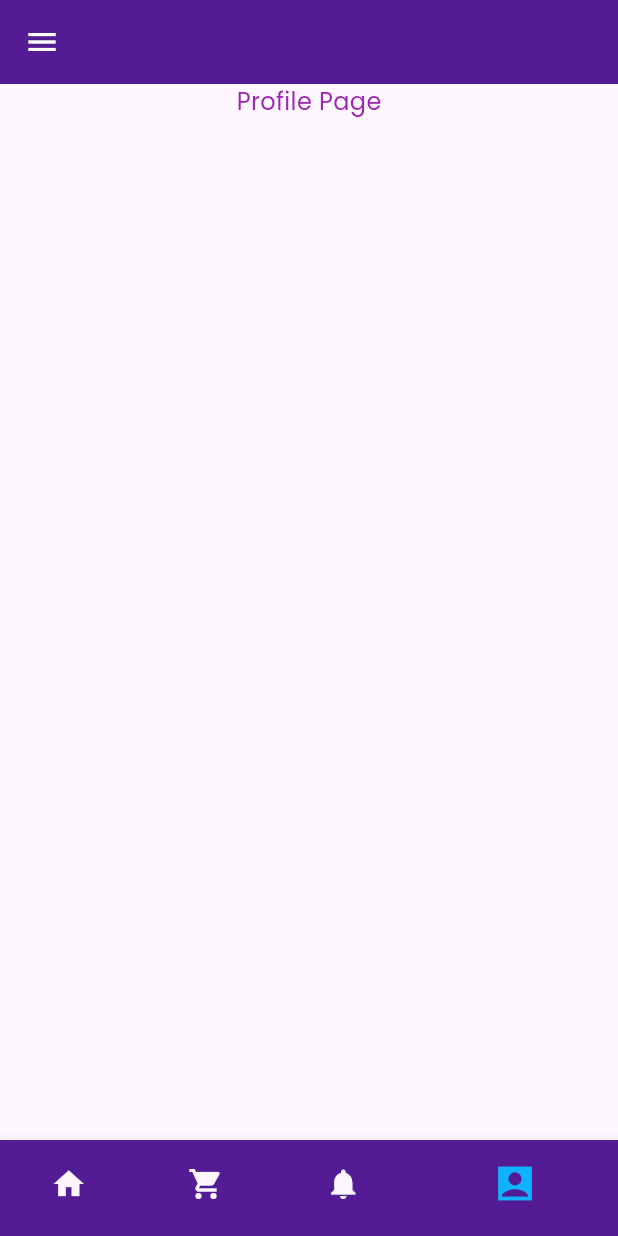
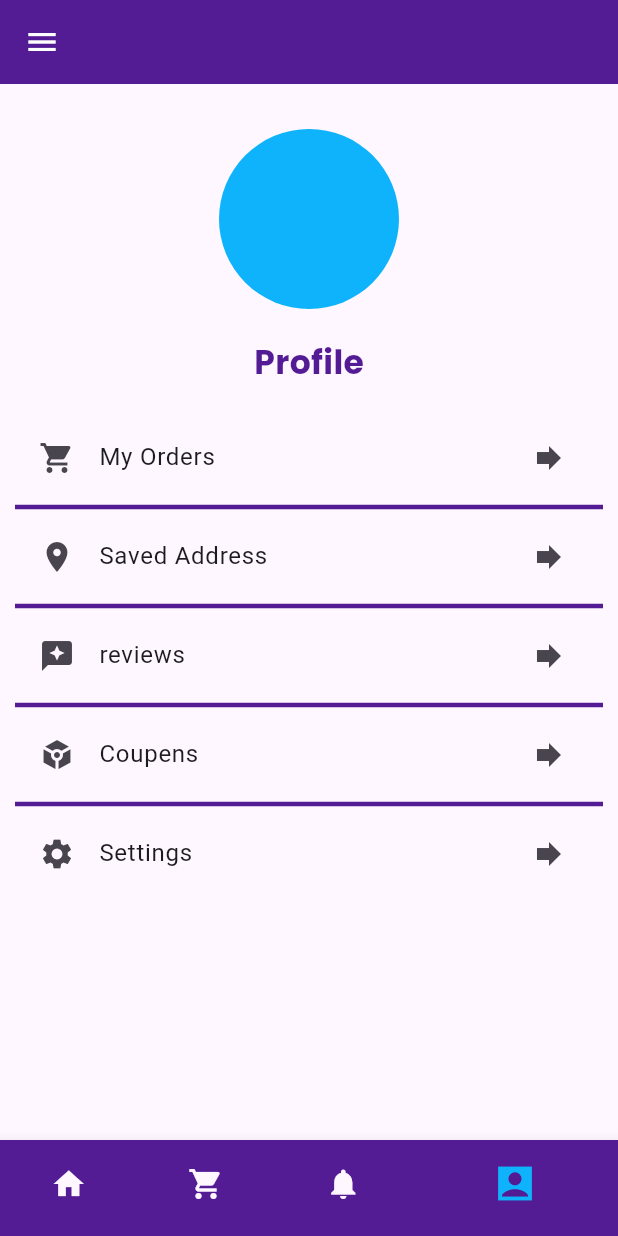
Before and after one commit to mufeedavillan/shopyapp, a Flutter app: the BottomNavigationPage screen opened directly, item 4 of the bottom bar chosen, on a phone screen of 412 x 824 dp. Run offline on Flutter 3.47's test engine with Material 2 defaults, Android fonts, the phone set to English and light mode, and no system bars; our stand-ins replace get, google_fonts; network calls fail.

Commit message:
committ files

```diff
--- a/lib/main.dart
+++ b/lib/main.dart
@@ -19,6 +19,9 @@ class MyApp extends StatelessWidget {
       title: 'Flutter Demo',
       theme: ThemeData(
           useMaterial3: true,
+          drawerTheme: DrawerThemeData(
+            backgroundColor: AppColors().primaryColor,
+          ),
           bottomNavigationBarTheme: BottomNavigationBarThemeData(
               backgroundColor: AppColors().primaryColor,
               showSelectedLabels: false,
--- a/lib/screens/user/bottom_naigation_page.dart
+++ b/lib/screens/user/bottom_naigation_page.dart
@@ -1,8 +1,12 @@
 import 'package:ecommerceapp/constants/colors.dart';
+import 'package:ecommerceapp/screens/common/login_page.dart';
 import 'package:ecommerceapp/screens/user/cart_page.dart';
 import 'package:ecommerceapp/screens/user/home_page.dart';
+import 'package:ecommerceapp/screens/user/logout_page.dart';
 import 'package:ecommerceapp/screens/user/notification_page.dart';
 import 'package:ecommerceapp/screens/user/profile_page.dart';
+import 'package:ecommerceapp/screens/user/setting_page.dart';
+import 'package:ecommerceapp/widgets/apptext_widget.dart';
 import 'package:flutter/material.dart';
 
 class BottomNavigationPage extends StatefulWidget {
@@ -19,12 +23,18 @@ class _BottomNavigationPageState extends State<BottomNavigationPage> {
   int _selectedIndex=0;
 
   List<Widget> _widgets=[];
+  List<Widget> drawer_widget=[];
 
   Map? _data;
 
   @override
   void initState() {
     _data=widget.data;
+
+
+
+
+
 
     _widgets=[
       HomePage(data: _data,),
@@ -35,11 +45,64 @@ class _BottomNavigationPageState extends State<BottomNavigationPage> {
     super.initState();
   }
 
-
+AppColors _colors = AppColors();
   @override
   Widget build(BuildContext context) {
     return Scaffold(
-      drawer: Drawer(),
+      drawer: Drawer(
+        backgroundColor: _colors.whiteColor,
+        child: ListView(
+          // Important: Remove any padding from the ListView.
+          padding: EdgeInsets.zero,
+          children: [
+            const UserAccountsDrawerHeader( // <-- SEE HERE
+              decoration: BoxDecoration(color: const Color(0xff764abc)),
+              accountName: Text(
+                "Jhone",
+                style: TextStyle(
+                  fontWeight: FontWeight.bold,
+                ),
+              ),
+              accountEmail: Text(
+                "Jhone.earth@gmail.com",
+                style: TextStyle(
+                  fontWeight: FontWeight.bold,
+                ),
+              ),
+              currentAccountPicture: CircleAvatar(
+                radius: 50,
+               // backgroundColor: Color(0xff531c94),
+                backgroundImage: AssetImage("asset/images/logo.png"),
+              )
+            ),
+            ListTile(
+              leading: Icon(
+                Icons.home,
+              ),
+              title: const AppText('Settings',),
+              onTap: () {
+                Navigator.push(
+                  context,
+                  MaterialPageRoute(builder: (context) => SettingPage()),
+                );
+              },
+            ),
+            ListTile(
+              leading: Icon(
+                Icons.train,
+              ),
+              title: const Text('Logout'),
+              onTap: () {
+                print("Logging out to login screen");
+                Navigator.pushAndRemoveUntil(context, MaterialPageRoute(builder: (context)=>LoginPage()), (route) => false);
+
+              },
+            ),
+          ],
+        ),
+      ),
+
+
       appBar: AppBar(),
       bottomNavigationBar: BottomNavigationBar(
         currentIndex: _selectedIndex,
--- a/lib/screens/user/notification_page.dart
+++ b/lib/screens/user/notification_page.dart
@@ -1,3 +1,4 @@
+import 'package:ecommerceapp/constants/colors.dart';
 import 'package:ecommerceapp/widgets/apptext_widget.dart';
 import 'package:flutter/material.dart';
 class NotificationPage extends StatefulWidget {
@@ -9,19 +10,25 @@ class NotificationPage extends StatefulWidget {
 
 class _NotificationPageState extends State<NotificationPage> {
 
-
+  AppColors _colors = AppColors();
   @override
   Widget build(BuildContext context) {
     Size size=MediaQuery.of(context).size;
     return Scaffold(
+      //appBar: AppBar(
+       // title: Text("Notifications"),
+        //centerTitle: true,
+
+      //),
+
       body: Container(
         height: size.height,
         width: size.width,
 
         child: Column(
           children: [
-
-            AppText("Notification Page")
+SizedBox(height: 20,),
+            AppText("Notification Page",color: _colors.primaryColor,fw:FontWeight.w700,size: 22,)
           ],
         ),
       ),
--- a/lib/screens/user/profile_page.dart
+++ b/lib/screens/user/profile_page.dart
@@ -1,3 +1,4 @@
+import 'package:ecommerceapp/constants/colors.dart';
 import 'package:ecommerceapp/widgets/apptext_widget.dart';
 import 'package:flutter/material.dart';
 class ProfilePage extends StatefulWidget {
@@ -8,20 +9,51 @@ class ProfilePage extends StatefulWidget {
 }
 
 class _ProfilePageState extends State<ProfilePage> {
-
-
+    var names=["My Orders","Saved Address","reviews","Coupens","Settings"];
+    var themeIcons=[Icons.shopping_cart,Icons.place,Icons.reviews,Icons.token,Icons.settings];
+  AppColors _colors = AppColors();
   @override
   Widget build(BuildContext context) {
     Size size=MediaQuery.of(context).size;
     return Scaffold(
       body: Container(
+        padding: EdgeInsets.all(10.0),
+
         height: size.height,
         width: size.width,
 
         child: Column(
           children: [
+            SizedBox(height: 20,),
+            Center(
+              child: CircleAvatar(
+                radius: 60,
+                backgroundColor: _colors.secondaryColor,
+              ),
+            ),
+            SizedBox(height: 20,),
+            AppText("Profile",color: _colors.primaryColor,fw:FontWeight.w700,size: 22,),
+            SizedBox(height: 20,),
+            ListView.separated(
+              shrinkWrap: true,
+                itemBuilder: (context,int index)
+                {
+                  return ListTile(
+                    leading: Icon(themeIcons[index]),
+                    title: Text("${names[index]}"),
+                    trailing: Icon(Icons.forward)
+                  );
+                },
+                separatorBuilder: (context,int index)
+                {
+                  return(Divider(height: 10,
+                    thickness: 3,
+                    color: _colors.primaryColor,
 
-            AppText("Profile Page")
+                  ));
+                },
+
+                itemCount: names.length)
           ],
         ),
       ),
```
Also changed, not shown: lib/screens/user/logout_page.dart (added, +16 -0 lines), lib/screens/user/setting_page.dart (added, +35 -0 lines).
